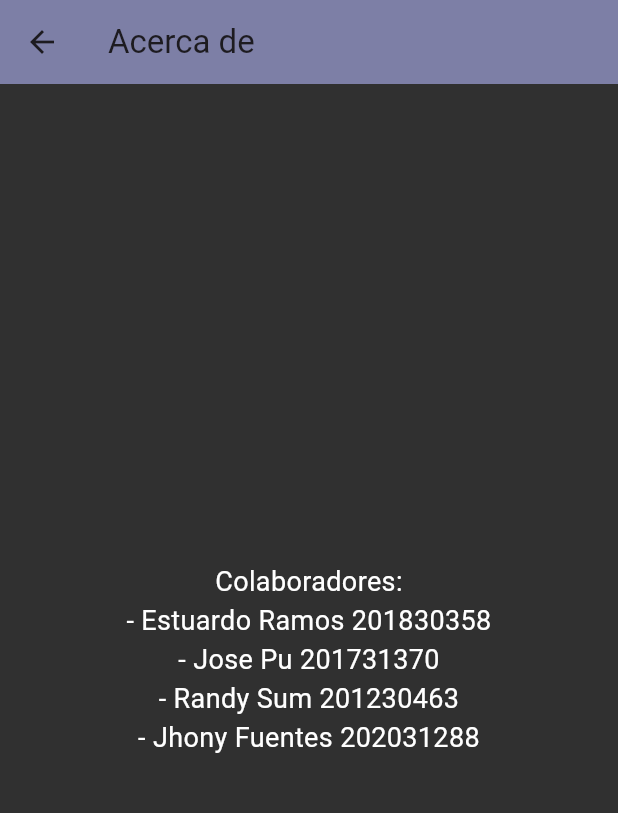
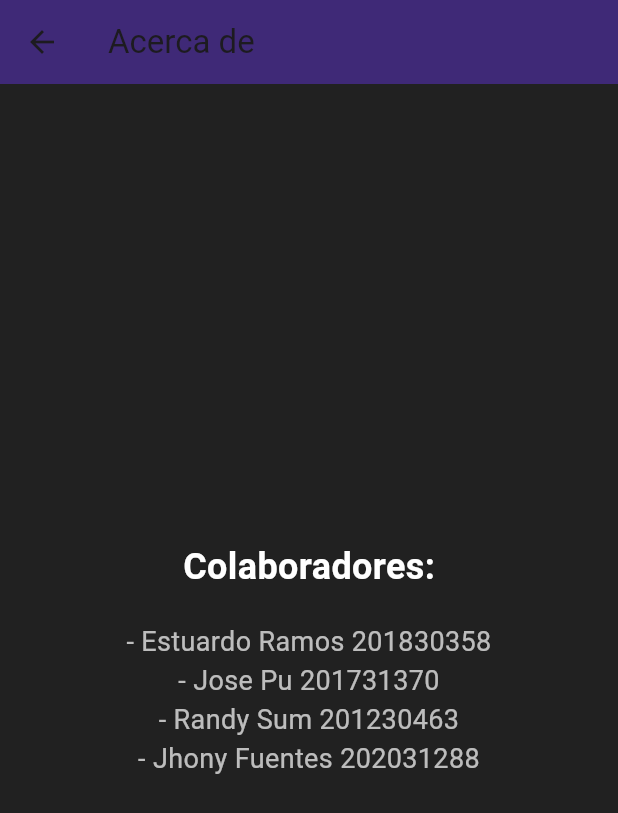
Before and after one commit to EstuardoRamos/Estacion-App, a Flutter app: the screen it shows after launch, after a tap on "Acerca de", on a phone screen of 412 x 824 dp. Shown: the top 813 px of the screen. Run offline on Flutter 3.47's test engine with Material 3 defaults, Android fonts, the phone set to English and light mode, and no system bars; network calls fail.

Commit message:
Se mejoro interfaz principal

```diff
--- a/lib/datosPage.dart
+++ b/lib/datosPage.dart
@@ -52,7 +52,7 @@ class DatosPage extends StatelessWidget {
 
   List<Widget> buildListTiles() {
     return [
-      buildCard('Fecha', '${datos.fecha}', Icons.calendar_today, Colors.deepPurple),
+      buildCard('Fecha', '${(datos.fecha)}', Icons.calendar_today, Colors.deepPurple),
       buildCard('Temperatura', temperatura(datos.temperatura), Icons.thermostat_outlined, Colors.red),
       buildCard('Humedad', humedad(datos.humedad), Icons.water_drop, Colors.blue),
       buildCard('Radiación', radiacion(datos.radiacion), Icons.wb_sunny, Colors.yellow),
@@ -86,6 +86,7 @@ class DatosPage extends StatelessWidget {
     String temperatura(String dato) {
     String temp ="";
     double tem = double.parse(dato);
+    tem = double.parse(tem.toStringAsFixed(2));
     if(tem < 10){
       temp = "Frio, $tem °C";
     }else if(tem>=10 && tem < 20){
@@ -121,6 +122,7 @@ String humedad(String dato) {
 String radiacion(String dato) {
     String temp ="";
     double tem = double.parse(dato);
+    tem = double.parse(tem.toStringAsFixed(2));
     if(tem < 200){
       temp = "Baja, $tem W/m²";
     }else if(tem>=200 && tem < 400){
@@ -134,4 +136,11 @@ String radiacion(String dato) {
   // Realizamos algún cálculo o ajuste
   return temp;  // Devolvemos el resultado
 }
+String numDecimal(String dato){
+   String temp ="";
+    double tem = double.parse(dato);
+    tem = double.parse(tem.toStringAsFixed(2));
+    temp="$tem ";
+    return temp;
 }
+}
--- a/lib/main.dart
+++ b/lib/main.dart
@@ -77,6 +77,7 @@ Widget build(BuildContext context) {
           children: <Widget>[
             Text(
               "Estación Meteorológica",
+              textAlign: TextAlign.center,
               style: TextStyle(
                 color: Colors.white,
                 fontSize: 40,
@@ -101,7 +102,7 @@ Widget build(BuildContext context) {
   );
 }
 
-Widget buildButton(BuildContext context, String text, Color bgColor, int? tipo) {
+Widget buildButton(BuildContext context, String lugarName, Color bgColor, int? tipo) {
   return Padding(
     padding: const EdgeInsets.all(8.0),
     child: SizedBox(
@@ -109,7 +110,7 @@ Widget buildButton(BuildContext context, String text, Color bgColor, int? tipo)
       height: 70,  // Define la altura uniforme de todos los botones
       child: ElevatedButton(
         onPressed: tipo != null ? () => fetchData(tipo, context) : () => navigateToAboutPage(context),
-        child: Text(text),
+        child: Text(lugarName),
         style: ElevatedButton.styleFrom(
           backgroundColor: bgColor,
           shape: RoundedRectangleBorder(
@@ -138,20 +139,39 @@ class AboutPage extends StatelessWidget {
     return Scaffold(
       appBar: AppBar(
         title: Text('Acerca de'),
-        backgroundColor: Color.fromARGB(147, 31, 38, 100),
+        backgroundColor: Color.fromARGB(255, 63, 41, 119), // Fondo oscuro para el AppBar
       ),
       body: Container(
-        color: Colors.grey[850],
-        child:Center(child: Text(
-          'Colaboradores:\n- Estuardo Ramos 201830358 \n- Jose Pu 201731370 \n- Randy Sum 201230463  \n- Jhony Fuentes 202031288 ',
-          textAlign: TextAlign.center,
-          style: TextStyle(
-            fontSize: 18.0,
-            fontWeight: FontWeight.normal,
-            color: Colors.white, // Cambiado a blanco para texto en modo oscuro
+        padding: EdgeInsets.all(20), // Padding para dar espacio alrededor del texto
+        decoration: BoxDecoration(
+          color: Colors.grey[900], // Fondo oscuro para el cuerpo
+        ),
+        child: Center(
+          child: Column(
+            mainAxisAlignment: MainAxisAlignment.center,
+            children: [
+              Text(
+                'Colaboradores:',
+                style: TextStyle(
+                  color: Colors.white,
+                  fontSize: 24,
+                  fontWeight: FontWeight.bold,
+                ),
+              ),
+              SizedBox(height: 20), // Espacio entre título y lista
+              Text(
+                '- Estuardo Ramos 201830358 \n- Jose Pu 201731370 \n- Randy Sum 201230463 \n- Jhony Fuentes 202031288 ',
+                style: TextStyle(
+                  color: Colors.white70,
+                  fontSize: 18,
+                ),
+                textAlign: TextAlign.center,
+              ),
+            ],
           ),
-        ),)
+        ),
       ),
     );
   }
+
 }
```
Also changed, not shown: flutter_02.png (added), 1 other file.
